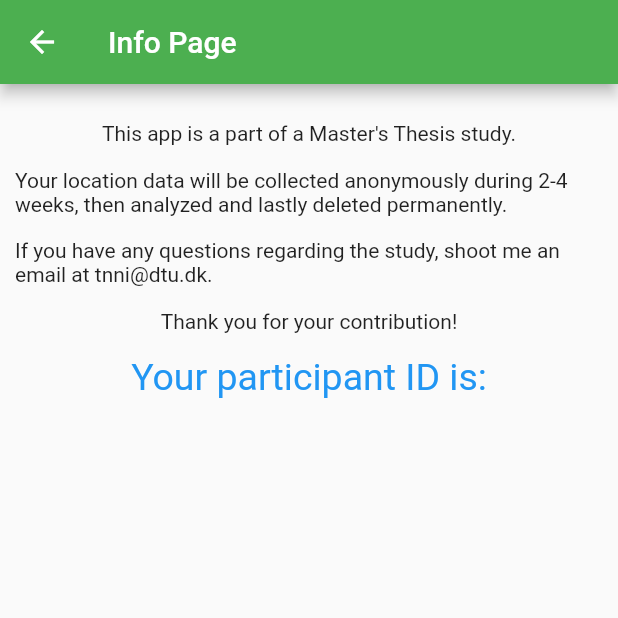
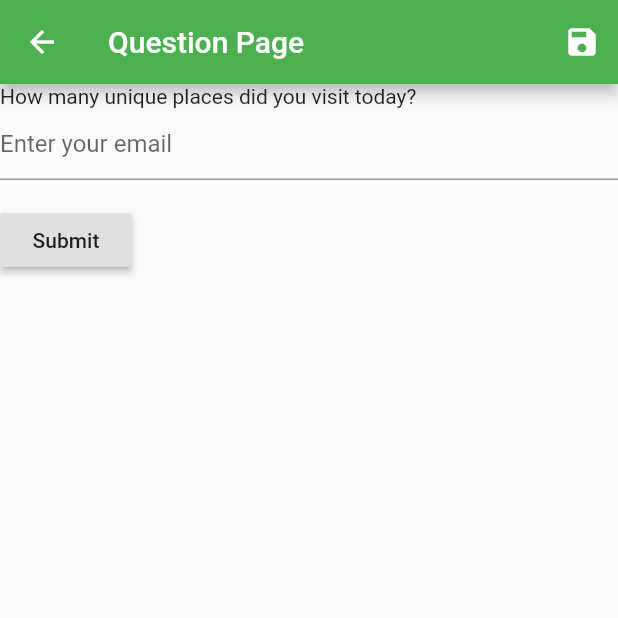
Before and after one commit to thomasnilsson/mobility-features-thesis, a Flutter app: the QuestionPage screen opened directly with empty values, on a phone screen of 412 x 824 dp, the top half of it. Run offline on Flutter 3.47's test engine with Material 2 defaults, Android fonts, the phone set to English and light mode, and no system bars; our stand-ins replace firebase_storage, geolocator, shared_preferences; missing offline and left inert: simple_cluster, stats; accounts and stored records are empty; statements that could not run were skipped.

```diff
--- a/mobility_study_demo/lib/screens/question_page.dart
+++ b/mobility_study_demo/lib/screens/question_page.dart
@@ -5,10 +5,45 @@ class QuestionPage extends StatelessWidget {
 
   QuestionPage(this.uuid);
 
-  Widget textBox(String t, [TextStyle style]) {
-    return Container(
-      padding: EdgeInsets.only(top: 15),
-      child: Text(t, style: style),
+  final _formKey = GlobalKey<FormState>();
+
+  Widget getForm() {
+    return Form(
+      key: _formKey,
+      child: Column(
+        crossAxisAlignment: CrossAxisAlignment.start,
+        children: <Widget>[
+          Text('How many unique places did you visit today?'),
+          TextFormField(
+            decoration: const InputDecoration(
+              hintText: 'Enter your email',
+            ),
+            keyboardType: TextInputType.number,
+            inputFormatters: <TextInputFormatter>[
+              WhitelistingTextInputFormatter.digitsOnly
+            ], // Only numbers can be entered
+            validator: (value) {
+              if (value.isEmpty) {
+                return 'Please enter some text';
+              }
+              return null;
+            },
+          ),
+          Padding(
+            padding: const EdgeInsets.symmetric(vertical: 16.0),
+            child: RaisedButton(
+              onPressed: () {
+                // Validate will return true if the form is valid, or false if
+                // the form is invalid.
+                if (_formKey.currentState.validate()) {
+                  // Process data.
+                }
+              },
+              child: Text('Submit'),
+            ),
+          ),
+        ],
+      ),
     );
   }
 
@@ -18,27 +53,14 @@ class QuestionPage extends StatelessWidget {
     print('Check');
     print('*' * 50);
 
-    return Scaffold(
-      appBar: AppBar(
-        title: Text("Info Page"),
+    return new Scaffold(
+      appBar: new AppBar(
+        title: new Text('Question Page'),
+        actions: <Widget>[
+          new IconButton(icon: const Icon(Icons.save), onPressed: () {})
+        ],
       ),
-      body: Center(
-          child: Container(
-            margin: EdgeInsets.all(10),
-            child: Column(
-              children: [
-                textBox('This app is a part of a Master\'s Thesis study.'),
-                textBox(
-                    'Your location data will be collected anonymously during 2-4 weeks, then analyzed and lastly deleted permanently.'),
-                textBox(
-                    'If you have any questions regarding the study, shoot me an email at tnni@dtu.dk.'),
-                textBox('Thank you for your contribution!'),
-                textBox("Your participant ID is:",
-                    TextStyle(fontSize: 25, color: Colors.blue)),
-                textBox(uuid, TextStyle(fontSize: 14, color: Colors.black38)),
-              ],
-            ),
-          )),
+      body: getForm()
     );
   }
 }
```
Also changed, not shown: mobility_study_demo/lib/logic/app_processor.dart (+1 -29 lines), mobility_study_demo/lib/screens/main_page.dart (+15 -0 lines), 1 other file.
